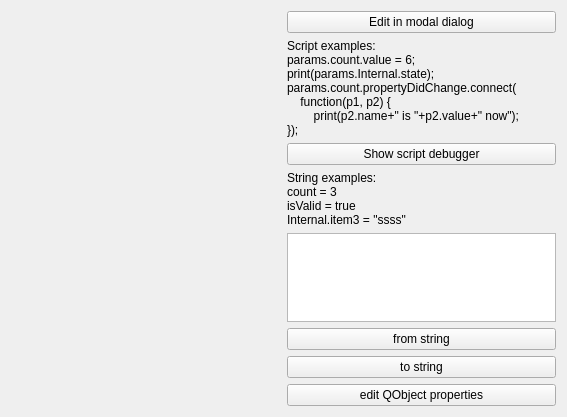
Before: the Qt Designer form Demo/MainWindow.ui in qtinuum/QtnProperty, drawn with Qt 5.
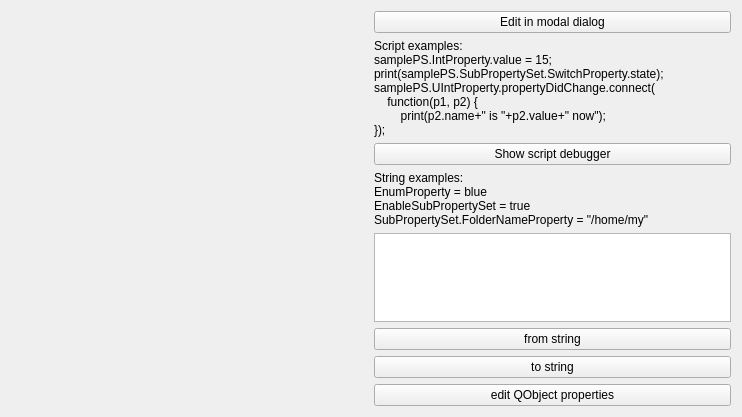
After: the same form once the commit is applied. Custom widgets are drawn as their Qt base class.

```diff
--- a/Demo/MainWindow.ui
+++ b/Demo/MainWindow.ui
@@ -9,7 +9,7 @@
    <rect>
     <x>0</x>
     <y>0</y>
-    <width>567</width>
+    <width>742</width>
     <height>417</height>
    </rect>
   </property>
@@ -65,9 +65,9 @@
         </property>
         <property name="text">
          <string>Script examples:
-params.count.value = 6;
-print(params.Internal.state);
-params.count.propertyDidChange.connect(
+samplePS.IntProperty.value = 15;
+print(samplePS.SubPropertySet.SwitchProperty.state);
+samplePS.UIntProperty.propertyDidChange.connect(
     function(p1, p2) {
         print(p2.name+&quot; is &quot;+p2.value+&quot; now&quot;);
 });</string>
@@ -91,9 +91,9 @@
        <widget class="QLabel" name="label_2">
         <property name="text">
          <string>String examples:
-count = 3
-isValid = true
-Internal.item3 = &quot;ssss&quot;</string>
+EnumProperty = blue
+EnableSubPropertySet = true
+SubPropertySet.FolderNameProperty = &quot;/home/my&quot;</string>
         </property>
         <property name="textFormat">
          <enum>Qt::PlainText</enum>
```
